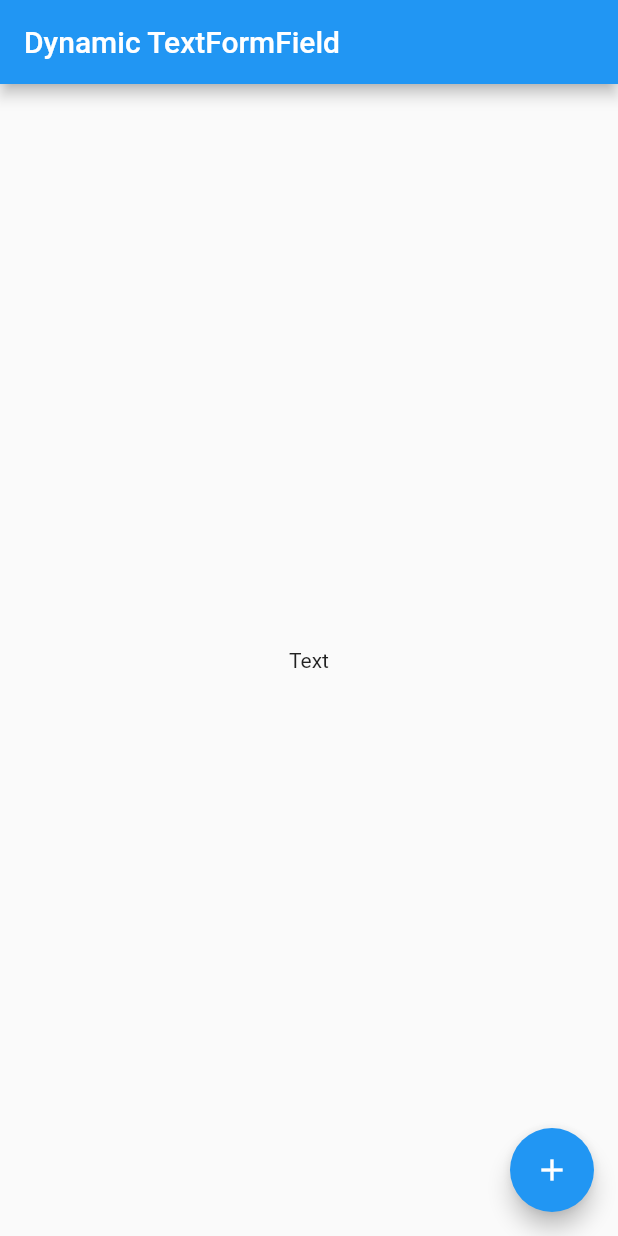
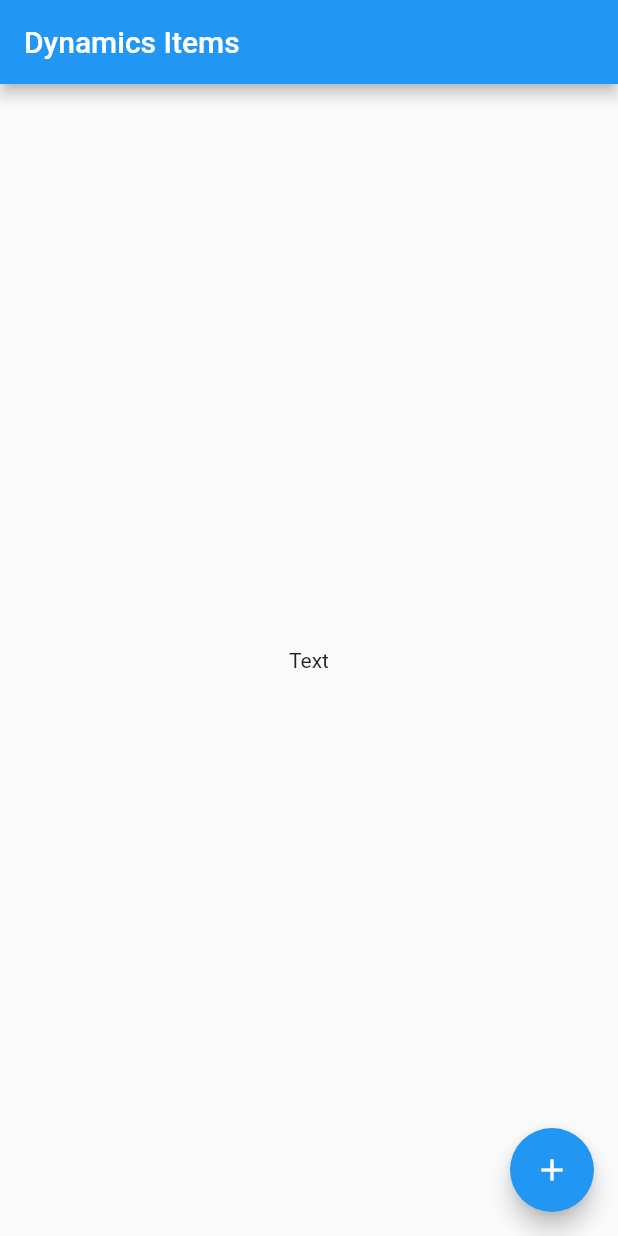
Before and after one commit to Abhay987/dynamic_group_of_textFormField_using_bloc, a Flutter app: the screen it shows after launch, after a tap on the "add" icon, after a tap on the "minimize" icon, on a phone screen of 412 x 824 dp. Run offline on Flutter 3.47's test engine with Material 2 defaults, Android fonts, the phone set to English and light mode, and no system bars; our stand-ins replace flutter_bloc.

Commit message:
ADD Multi contact form widget using bloc and using map instead of list

```diff
--- a/lib/bloc.dart
+++ b/lib/bloc.dart
@@ -1,5 +1,6 @@
 
 import 'package:dynamic_list/contact_form_item_widget.dart';
+import 'package:flutter/cupertino.dart';
 import 'package:flutter_bloc/flutter_bloc.dart';
 
 class ItemInfoState {
@@ -20,3 +21,18 @@ class ItemInfoCubit extends Cubit<ItemInfoState> {
   }*/
 
 }
+
+
+class ItemDataState {
+  Map<int,Map<String,dynamic>> itemInfo;
+  Map<int,ContactFormItemWidget> widgetList;
+  ItemDataState({required this.itemInfo,required this.widgetList});
+}
+
+class ItemDataCubit extends Cubit<ItemDataState> {
+  ItemDataCubit() : super(ItemDataState(itemInfo: {}, widgetList: {}));
+
+  itemDataStateUpdate({required Map<int,Map<String,dynamic>> mapValues,required Map<int,ContactFormItemWidget> mapWidgets}) {
+    emit(ItemDataState(itemInfo: mapValues, widgetList: mapWidgets));
+  }
+}
--- a/lib/main.dart
+++ b/lib/main.dart
@@ -13,13 +13,22 @@ class MyApp extends StatelessWidget {
   // This widget is the root of your application.
   @override
   Widget build(BuildContext context) {
-    return BlocProvider(create: (context) => ItemInfoCubit(),child: MaterialApp(
+/*    return BlocProvider(create: (context) => ItemInfoCubit(),child: MaterialApp(
       debugShowCheckedModeBanner: false,
       title: 'Dynamic TextFormField',
       theme: ThemeData(
         primarySwatch: Colors.blue,
       ),
       home: const MultiContactFormWidget(),
+    ),);    */
+
+    return BlocProvider(create: (context) => ItemDataCubit(),child: MaterialApp(
+      debugShowCheckedModeBanner: false,
+      title: 'Dynamic TextFormField',
+      theme: ThemeData(
+        primarySwatch: Colors.blue,
+      ),
+      home: const MultiItemFormWidget(),
     ),);
   }
 }
--- a/lib/multi_contact_form_widget.dart
+++ b/lib/multi_contact_form_widget.dart
@@ -79,3 +79,80 @@ class _MultiContactFormWidgetState extends State<MultiContactFormWidget> {
     debugPrint('\n\nThe index is : $index\n\n');
   }
 }
+
+
+class MultiItemFormWidget extends StatefulWidget {
+  const MultiItemFormWidget({Key? key}) : super(key: key);
+
+  @override
+  State<MultiItemFormWidget> createState() => _MultiItemFormWidgetState();
+}
+
+class _MultiItemFormWidgetState extends State<MultiItemFormWidget> {
+  @override
+  Widget build(BuildContext context) {
+    return Scaffold(
+      appBar: AppBar(title: const Text('Dynamics Items'),),
+      floatingActionButton: FloatingActionButton(onPressed: (){
+        var itemDataCubit = context.read<ItemDataCubit>();
+        var mapValues = itemDataCubit.state.itemInfo;
+        var keysData = mapValues.keys;
+        var lastValueOfKey = keysData.isEmpty ? -1 : keysData.last;
+        var lastValueOfKeyUpdate = lastValueOfKey +1 ;
+        mapValues[lastValueOfKeyUpdate] = {'Qty_$lastValueOfKeyUpdate' : '0','Price_$lastValueOfKeyUpdate' : '0',
+          'Disc_$lastValueOfKeyUpdate' : '0','Amount_$lastValueOfKeyUpdate' : '0',};
+        // itemInfoCubit.itemInfoStateUpdate(itemData: mapValues);
+        var widgetList = itemDataCubit.state.widgetList;
+        widgetList[lastValueOfKeyUpdate] = ContactFormItemWidget(widgetId: lastValueOfKeyUpdate, onRemove: () =>onRemove(indexValue: lastValueOfKeyUpdate));
+        // widgetList.putIfAbsent(lastValueOfKeyUpdate, () => ContactFormItemWidget(widgetId: lastValueOfKeyUpdate, onRemove: () =>onRemove(indexValue: lastValueOfKeyUpdate)));
+        itemDataCubit.itemDataStateUpdate(mapValues: mapValues, mapWidgets: widgetList);
+        // widgetList.add(ContactFormItemWidget(widgetId: lastValueOfKeyUpdate, onRemove: () => onRemove(indexValue: lastValueOfKeyUpdate)));
+        // itemInfoCubit.itemInfoStateUpdate(widgetList: widgetList,itemData: mapValues);
+      },child: const Icon(Icons.add),),
+      body: context.watch<ItemDataCubit>().state.widgetList.isEmpty ? const Center(child: Text('Text'),) : getData(widgetList: context.watch<ItemDataCubit>().state.widgetList),
+      // body: BlocBuilder<ItemDataCubit,ItemDataState>(builder: (context,newState){
+      //   if(newState.widgetList.isEmpty || newState.itemInfo.isEmpty) {
+      //     return const Center(child: Text('Press + button for add dynamic textFormField'),);
+      //   }
+      //   else {
+      //     return getData(widgetList: newState.widgetList);
+      //     // return ListView.builder(itemBuilder: (context,indexValue){
+      //     //   return newState.widgetList['$indexValue'] ?? Container();
+      //     // },itemCount: newState.widgetList.length,);
+      //
+      //   }
+      // },),
+    );
+  }
+
+  ListView getData({required Map<int,ContactFormItemWidget> widgetList}){
+    List<Widget> data = [];
+    var getAllKeys = widgetList.keys.toList();
+
+    for(int i=0; i<widgetList.length; i++) {
+      data.add(widgetList[getAllKeys[i]] ?? Text('Hlo_$i'));
+    }
+    return ListView(children: data,);
+  }
+
+  onRemove({required int indexValue}){
+    var itemDataCubit = context.read<ItemDataCubit>();
+    var widgetList = itemDataCubit.state.widgetList;
+    var mapValues = itemDataCubit.state.itemInfo;
+
+    widgetList.remove(indexValue);
+    mapValues.remove(indexValue);
+    // int index = widgetList.indexWhere((element) => element.widgetId == indexValue);
+    // widgetList.removeAt(index);
+    // mapValues.remove(indexValue);
+    // itemInfoCubit.itemInfoStateUpdate(widgetList: widgetList, itemData: mapValues);
+    // itemInfoCubit.itemInfoUpdate(itemData: mapValues);
+    // itemInfoCubit.updateWidgetList(widgetList: widgetList);
+    debugPrint('\\nThe widgetList is : $widgetList \n\nand the mapValues is : $mapValues\n\n');
+
+    itemDataCubit.itemDataStateUpdate(mapValues: mapValues, mapWidgets: widgetList);
+
+
+    // debugPrint('\n\nThe index is : $index\n\n');
+  }
+}
```
Also changed, not shown: lib/contact_form_item_widget.dart (+32 -32 lines).
